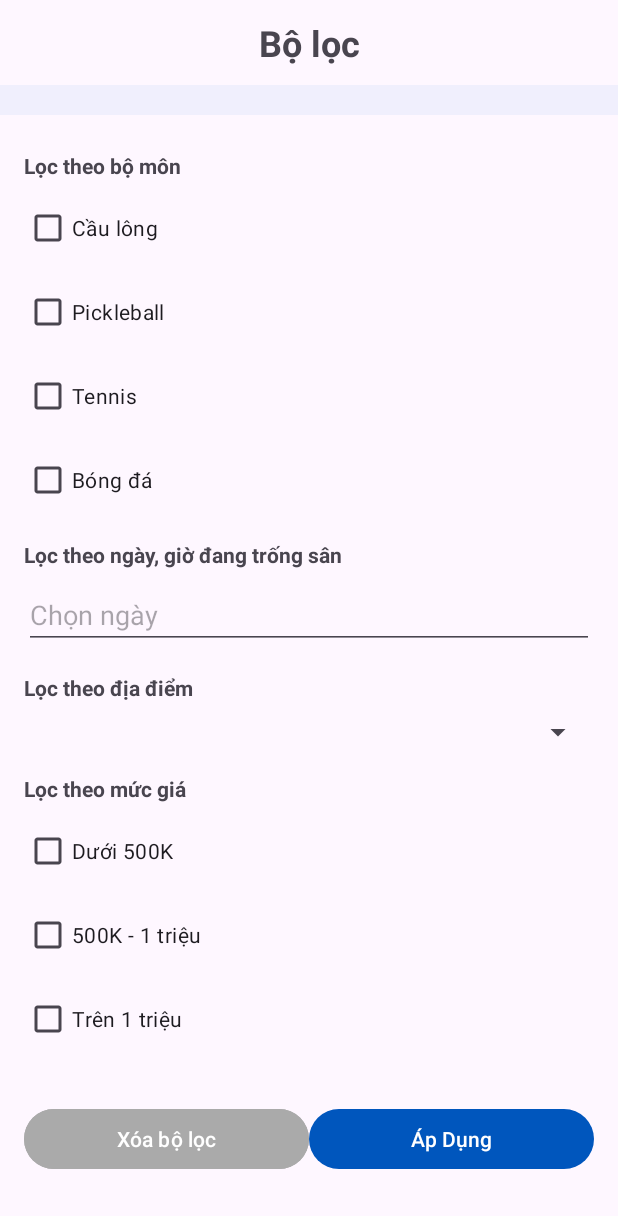
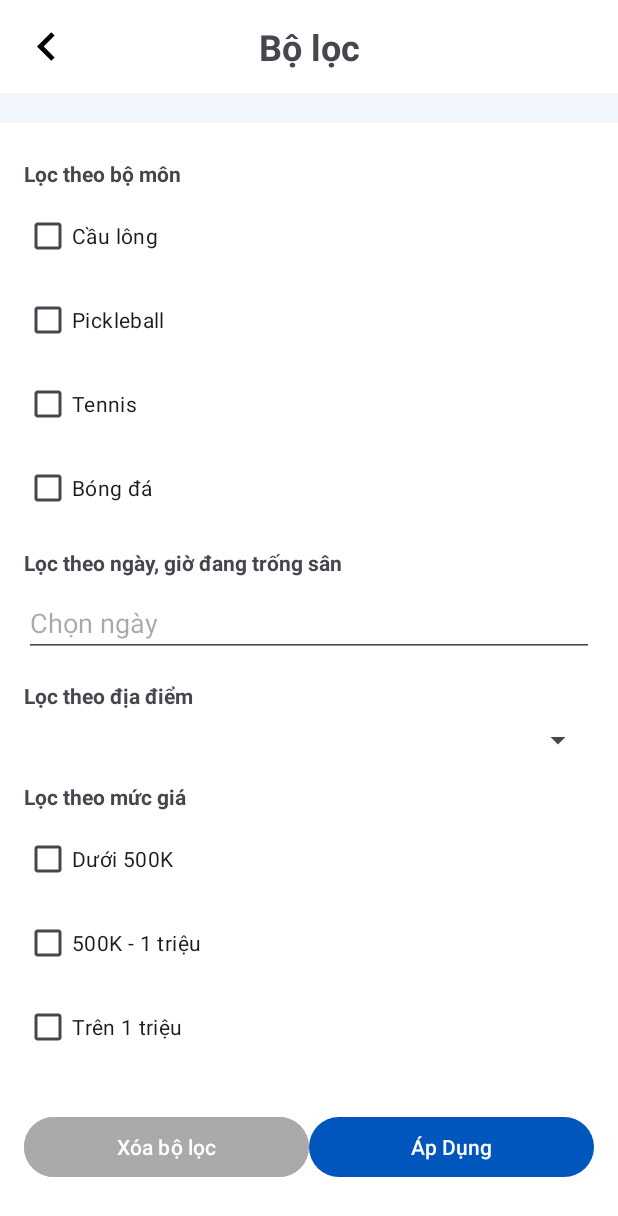
Before and after one commit to Danhuynh224/SportBookingApp, an Android app: the layout fragment_filter.xml on its own in the app's theme, with its tools: preview values and no code run, on a phone screen of 412 x 824 dp. Shown: the top 1216 px of the screen. Run offline under Robolectric (Android 15) with nearby library versions, the light colour scheme and no system bars.

Commit message:
tinh chỉnh UI

```diff
--- a/app/src/main/java/com/example/pjbookingsport/frag/ListFragment.java
+++ b/app/src/main/java/com/example/pjbookingsport/frag/ListFragment.java
@@ -83,7 +83,10 @@ public class ListFragment extends Fragment {
 
         btnFilter.setOnClickListener(v -> {
             FilterFragment filterFragment = new FilterFragment();
-            filterFragment.show(getParentFragmentManager(), "filterFragment");
+            requireActivity().getSupportFragmentManager().beginTransaction()
+                    .replace(R.id.fragment_container, filterFragment)
+                    .addToBackStack(null)
+                    .commit();
         });
 
         return view;
--- a/app/src/main/java/com/example/pjbookingsport/PostDetailFragment.java
+++ b/app/src/main/java/com/example/pjbookingsport/frag/PostDetailFragment.java
@@ -1,4 +1,4 @@
-package com.example.pjbookingsport;
+package com.example.pjbookingsport.frag;
 
 import android.os.Bundle;
 
@@ -7,6 +7,8 @@ import androidx.fragment.app.Fragment;
 import android.view.LayoutInflater;
 import android.view.View;
 import android.view.ViewGroup;
+
+import com.example.pjbookingsport.R;
 
 /**
  * A simple {@link Fragment} subclass.
--- a/app/src/main/res/drawable/ic_back.xml
+++ b/app/src/main/res/drawable/ic_back.xml
@@ -1,4 +1,9 @@
-<vector xmlns:android="http://schemas.android.com/apk/res/android" android:height="24dp" android:tint="#000000" android:viewportHeight="24" android:viewportWidth="24" android:width="24dp">
+<vector xmlns:android="http://schemas.android.com/apk/res/android"
+    android:height="38dp"
+    android:tint="#000000"
+    android:viewportHeight="24"
+    android:viewportWidth="24"
+    android:width="38dp">
 
     <path android:fillColor="@color/primary" android:pathData="M15.41,7.41L14,6l-6,6 6,6 1.41,-1.41L10.83,12z"/>
 
--- a/app/src/main/res/layout/fragment_filter.xml
+++ b/app/src/main/res/layout/fragment_filter.xml
@@ -4,28 +4,50 @@
     xmlns:tools="http://schemas.android.com/tools"
     android:layout_width="match_parent"
     android:layout_height="match_parent"
+    android:background="@color/white"
     tools:context=".frag.FilterFragment">
 
-    <!-- Tiêu đề -->
-    <TextView
-        android:id="@+id/title"
+    <androidx.constraintlayout.widget.ConstraintLayout
+        android:id="@+id/constraintTitle"
         android:layout_width="match_parent"
         android:layout_height="wrap_content"
-        android:text="Bộ lọc"
-        android:textSize="24sp"
-        android:textStyle="bold"
-        android:gravity="center"
         android:padding="12dp"
         app:layout_constraintTop_toTopOf="parent"
-        app:layout_constraintStart_toStartOf="parent"/>
+        app:layout_constraintStart_toStartOf="parent"
+        app:layout_constraintEnd_toEndOf="parent">
 
+        <ImageButton
+            android:id="@+id/btn_back"
+            android:layout_width="wrap_content"
+            android:layout_height="wrap_content"
+            android:src="@drawable/ic_back"
+            android:background="?attr/selectableItemBackgroundBorderless"
+            app:layout_constraintStart_toStartOf="parent"
+            app:layout_constraintTop_toTopOf="parent"
+            app:layout_constraintBottom_toBottomOf="parent" />
+
+        <TextView
+            android:id="@+id/title"
+            android:layout_width="wrap_content"
+            android:layout_height="wrap_content"
+            android:text="Bộ lọc"
+            android:textSize="24sp"
+            android:textStyle="bold"
+            android:gravity="center"
+            app:layout_constraintStart_toStartOf="parent"
+            app:layout_constraintEnd_toEndOf="parent"
+            app:layout_constraintTop_toTopOf="parent"
+            app:layout_constraintBottom_toBottomOf="parent"/>
+    </androidx.constraintlayout.widget.ConstraintLayout>
+
+    <!-- Dải phân cách -->
     <TextView
         android:id="@+id/space"
         android:layout_width="match_parent"
         android:layout_height="20dp"
         android:background="#2194B9F0"
         android:layout_marginBottom="16dp"
-        app:layout_constraintTop_toBottomOf="@id/title"
+        app:layout_constraintTop_toBottomOf="@id/constraintTitle"
         app:layout_constraintStart_toStartOf="parent"/>
 
     <ScrollView
--- a/app/src/main/res/layout/fragment_post_detail.xml
+++ b/app/src/main/res/layout/fragment_post_detail.xml
@@ -3,7 +3,7 @@
     xmlns:tools="http://schemas.android.com/tools"
     android:layout_width="match_parent"
     android:layout_height="match_parent"
-    tools:context=".PostDetailFragment">
+    tools:context=".frag.PostDetailFragment">
 
     <!-- TODO: Update blank fragment layout -->
     <TextView
```
Also changed, not shown: app/src/main/java/com/example/pjbookingsport/frag/FilterFragment.java (+5 -25 lines), app/src/main/res/drawable/bg_rounded.xml (added, +10 -0 lines), app/src/main/res/layout/fragment_facility_detail.xml (+17 -4 lines).
